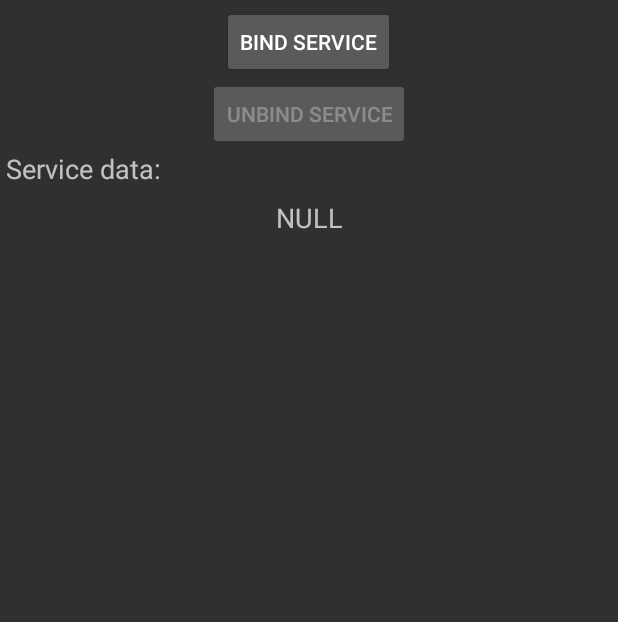
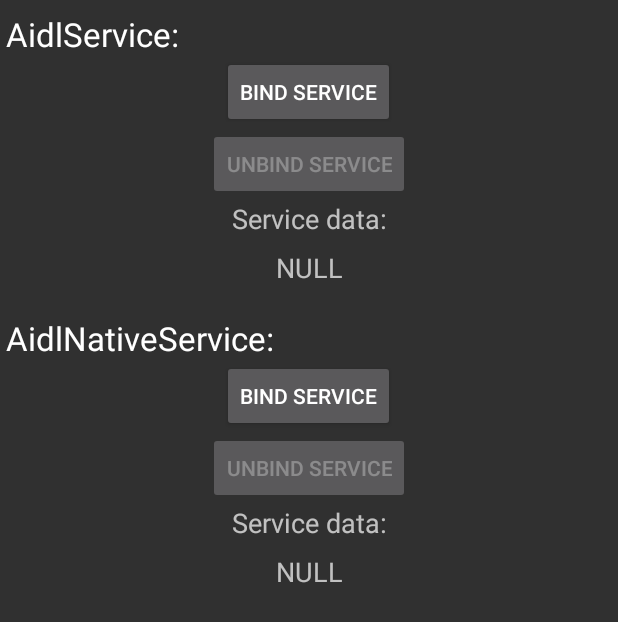
Before and after one commit to timoha6900/AidlExamples, an Android app: the screen it shows after launch (MainActivity), on a phone screen of 412 x 824 dp. Shown: the top 622 px of the screen. Run offline under Robolectric (Android 15) with nearby library versions, the phone set to English and light mode, and no system bars; libraries missing offline, so code that uses them is left out: com.example.aidlnativeservice, com.example.myaidlservice.

Commit message:
Added MyAidlNativeService
For start service use:
adb shell
su
setenforce 0
cd system/bin
./AidlNativeService

Signed-off-by: Tymofii Ostafiev <tymofii.ostafiev@globallogic.com>

```diff
--- a/MyAidlClient/automotive/src/main/res/layout/main_activity.xml
+++ b/MyAidlClient/automotive/src/main/res/layout/main_activity.xml
@@ -2,6 +2,13 @@
 <LinearLayout xmlns:android="http://schemas.android.com/apk/res/android" android:orientation="vertical" android:padding="4dip"
     android:gravity="center_horizontal"
     android:layout_width="match_parent" android:layout_height="match_parent">
+
+    <TextView
+        android:layout_width="match_parent" android:layout_height="wrap_content"
+        android:layout_weight="0"
+        android:paddingTop="4dip"
+        android:textAppearance="?android:attr/textAppearanceLarge"
+        android:text="@string/service_title"/>
 
     <Button android:id="@+id/bind_btn"
         android:layout_width="wrap_content" android:layout_height="wrap_content"
@@ -18,6 +25,7 @@
     <TextView
         android:layout_width="match_parent" android:layout_height="wrap_content"
         android:layout_weight="0" android:paddingBottom="4dip"
+        android:gravity="center_horizontal"
         android:textAppearance="?android:attr/textAppearanceMedium"
         android:text="@string/service_data"/>
 
@@ -28,4 +36,37 @@
         android:textAppearance="?android:attr/textAppearanceMedium"
         android:text="@string/null_data"/>
 
+    <TextView
+        android:layout_width="match_parent" android:layout_height="wrap_content"
+        android:layout_weight="0"
+        android:paddingTop="20dip"
+        android:textAppearance="?android:attr/textAppearanceLarge"
+        android:text="@string/native_service_title"/>
+
+    <Button android:id="@+id/bind_native_btn"
+        android:layout_width="wrap_content" android:layout_height="wrap_content"
+        android:text="@string/bind_service">
+        <requestFocus />
+    </Button>
+
+    <Button android:id="@+id/unbind_native_btn"
+        android:layout_width="wrap_content" android:layout_height="wrap_content"
+        android:text="@string/unbind_service"
+        android:enabled="false">
+    </Button>
+
+    <TextView
+        android:layout_width="match_parent" android:layout_height="wrap_content"
+        android:layout_weight="0" android:paddingBottom="4dip"
+        android:gravity="center_horizontal"
+        android:textAppearance="?android:attr/textAppearanceMedium"
+        android:text="@string/service_data"/>
+
+    <TextView android:id="@+id/native_data_tv"
+        android:layout_width="match_parent" android:layout_height="wrap_content"
+        android:layout_weight="0"
+        android:gravity="center_horizontal" android:paddingTop="4dip"
+        android:textAppearance="?android:attr/textAppearanceMedium"
+        android:text="@string/null_data"/>
+
 </LinearLayout>
--- a/MyAidlClient/automotive/src/main/res/values/strings.xml
+++ b/MyAidlClient/automotive/src/main/res/values/strings.xml
@@ -1,5 +1,8 @@
 <resources>
     <string name="app_name">My AidlClient</string>
+
+    <string name="service_title">AidlService:</string>
+    <string name="native_service_title">AidlNativeService:</string>
 
     <string name="bind_service">Bind Service</string>
     <string name="unbind_service">Unbind Service</string>
@@ -9,4 +12,8 @@
     <string name="connected">Connected to MyAidlService</string>
     <string name="disconnected">Disconnected from MyAidlService</string>
     <string name="service_does_not_exists">MyAidlService does not exists</string>
+
+    <string name="connected_native">Connected to AidlNativeService</string>
+    <string name="disconnected_native">Disconnected from AidlNativeService</string>
+    <string name="service_native_does_not_exists">AidlNativeService does not exists</string>
 </resources>
```
Also changed, not shown: MyAidlClient/automotive/src/main/java/com/example/myaidlclient/MainActivity.java (+68 -4 lines), MyAidlClient/automotive/src/main/aidl/com/example/aidlnativeservice/IAidlNativeService.aidl (added), 6 other files.
